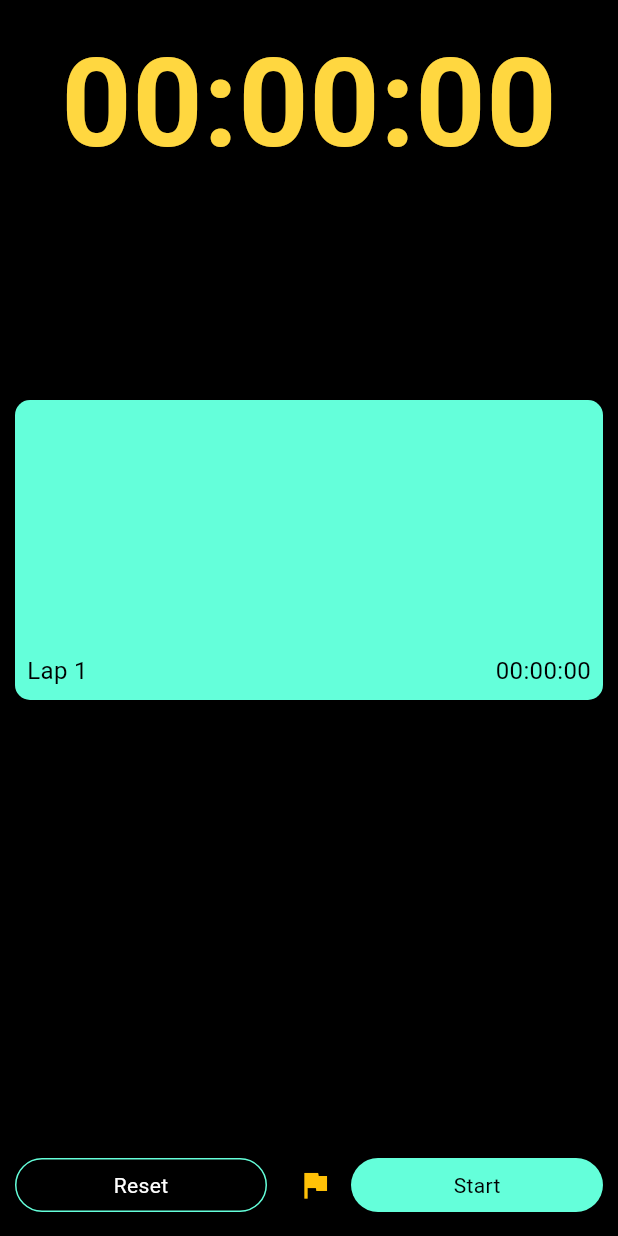
After one commit to Masfiqun/All_in_one_daily_usage_app, a Flutter app: the Stopwatch screen opened directly, after a tap on the "flag" icon, on a phone screen of 412 x 824 dp. The commit adds this screen. Run offline on Flutter 3.47's test engine with Material 3 defaults, Android fonts, the phone set to English and light mode, and no system bars; our stand-ins replace timer_builder; network calls fail.

Commit message:
day 13th

```diff
--- a/First_Project/lib/EndDrawer_To_Do_List/to_do.dart
+++ /dev/null
@@ -1,28 +0,0 @@
-import 'package:flutter/material.dart';
-import 'package:hive_flutter/adapters.dart';
-import 'package:first_project/EndDrawer_To_Do_List/pages/home_page.dart';
-
-void main() async{
-
-  //init the hive(to store the data)
-   await Hive.initFlutter();
-
-  //open a box
-  var box = await Hive.openBox('mybox');
-
-
-  runApp(const ToDoAp());
-}
-
-class ToDoAp extends StatelessWidget {
-  const ToDoAp({super.key});
-
-  @override
-  Widget build(BuildContext context) {
-    return MaterialApp(
-      debugShowCheckedModeBanner: false,
-      home: Homepage(),
-      theme: ThemeData(primarySwatch: Colors.yellow),
-    );
-  }
-}
--- /dev/null
+++ b/First_Project/lib/Stop_Watch/stop_watch.dart
@@ -0,0 +1,218 @@
+// ignore_for_file: prefer_const_constructors
+
+import 'dart:async';
+
+import 'package:flutter/material.dart';
+
+void main(){
+  runApp(const StopWatch());
+}
+
+class StopWatch extends StatelessWidget {
+  const StopWatch({super.key});
+
+  @override
+  Widget build(BuildContext context) {
+    return MaterialApp(
+      debugShowCheckedModeBanner: false,
+      home: Stopwatch(),
+    );
+  }
+}
+
+class Stopwatch extends StatefulWidget {
+  const Stopwatch({super.key});
+
+  @override
+  State<Stopwatch> createState() => _StopwatchState();
+}
+
+class _StopwatchState extends State<Stopwatch> {
+
+  //creating the logic of the app
+  int seconds = 0, minutes = 0, hours = 0;
+  String digitSeconds = "00", digitMinutes = "00", digitHours = "00";
+  Timer? timer;
+  bool started = false;
+  List<String> laps = [];
+  ScrollController _scrollController = ScrollController();
+
+
+  //Creating the stop timer function
+
+  void stop(){
+    timer!.cancel();
+    setState(() {
+      started = false;
+    });
+  }
+
+  //creating the reset function
+
+  void reset(){
+    timer!.cancel();
+    setState(() {
+      seconds = 0;
+      minutes = 0;
+      hours   = 0;
+
+      digitSeconds = "00";
+      digitMinutes = "00";
+      digitHours   = "00";
+
+      started = false;
+      laps.clear();
+    });
+  }
+
+  void addLaps(){
+    String lap = "$digitHours:$digitMinutes:$digitSeconds";
+    setState(() {
+      laps.add(lap);
+    });
+
+    _scrollController.animateTo(
+      _scrollController.position.maxScrollExtent,
+      duration: Duration(milliseconds: 500),
+      curve: Curves.easeInOut);
+  }
+
+  //creating the start timer function
+
+  void start(){
+    started = true;
+    timer = Timer.periodic(Duration(seconds: 1), (timer) {
+      int localSeconds = seconds + 1;
+      int loclaMinutes = minutes;
+      int localHours = hours;
+
+      if(localSeconds > 59){
+        if(loclaMinutes > 59){
+          localHours++;
+          loclaMinutes = 0;
+        }else{
+          loclaMinutes++;
+          localSeconds = 0;
+        }
+      }
+      setState(() {
+        seconds = localSeconds;
+        minutes = loclaMinutes;
+        hours = localHours;
+        digitSeconds = (seconds >= 10) ?"$seconds":"0$seconds";
+        digitMinutes = (minutes >= 10) ?"$minutes":"0$minutes";
+        digitHours = (hours >= 10) ?"$hours":"0$hours";
+      });
+      });
+  }
+
+
+
+  @override
+  Widget build(BuildContext context) {
+    return Scaffold(
+
+      backgroundColor: Colors.black,
+
+//designing the Stop Watch interface
+      body: SafeArea(
+        child: Padding(
+          padding: EdgeInsets.all(10),
+          child: Column(
+            mainAxisAlignment: MainAxisAlignment.spaceBetween,
+            crossAxisAlignment: CrossAxisAlignment.center,
+            children: [
+
+              // SizedBox(
+              //   height: 20.0,
+              // ),
+              Center(
+                child: Text(
+                  '$digitHours:$digitMinutes:$digitSeconds',
+                  style: TextStyle(
+                    color: Colors.amberAccent,
+                    fontSize: 82.0,
+                    fontWeight: FontWeight.w600
+                  ),
+                ),
+              ),
+              Container(
+                height: 200.0,
+                decoration: BoxDecoration(
+                  color: Colors.tealAccent,
+                  borderRadius: BorderRadius.circular(10.0),
+                ),
+                //adding a list builder
+                child: ListView.builder(
+                  reverse: true,
+                  controller: _scrollController,
+                  itemCount: laps.length,
+                  itemBuilder: (context, index){
+                    int reversedIndex = laps.length - 1 - index;
+                    return Padding(
+                      padding: const EdgeInsets.all(8.0),
+                      child: Row(
+                        mainAxisAlignment: MainAxisAlignment.spaceBetween,
+                        children: [
+                          Text(
+                            'Lap ${index+1}',
+                            style: TextStyle(
+                              color: Colors.black,
+                              fontSize: 16.0,
+                            ),
+                          ),
+                          Text(
+                            '${laps[index]}',
+                            style: TextStyle(
+                              color: Colors.black,
+                              fontSize: 16.0,
+                            ),
+                          )
+                        ],
+                      ),
+                    );
+                  }
+                ),
+              ),
+              SizedBox(
+                height: 20.0,
+              ),
+              Row(
+                mainAxisAlignment: MainAxisAlignment.spaceBetween,
+                children: [
+                  Expanded(
+                    child: RawMaterialButton(
+                      onPressed: (){
+                        reset();
+                      },
+                      shape: StadiumBorder(side: BorderSide(color: Colors.tealAccent)),
+                      child: Text('Reset', style: TextStyle(color: Colors.white),),
+                    ),
+                  ),
+                  SizedBox(width: 8.0,),
+                  IconButton(
+                    onPressed: (){
+                      addLaps();
+                    },
+                    icon: Icon(Icons.flag),
+                    color: Colors.amber,
+                  ),
+                  Expanded(
+                    child: RawMaterialButton(
+                      onPressed: (){
+                        (!started) ?start() : stop();
+                      },
+                      fillColor: Colors.tealAccent,
+                      shape: StadiumBorder(),
+                      child: Text((!started)?"Start":"Pause", style: TextStyle(color: Colors.black),),
+                    ),
+                  )
+                ],
+              ),
+            ],
+          ),
+        )
+      ),
+    );
+  }
+}
```
Also changed, not shown: First_Project/lib/Alarm/alarm.dart (added, +72 -0 lines), First_Project/lib/EndDrawer_To_Do_List/components/buttons.dart (deleted, +0 -22 lines), First_Project/lib/EndDrawer_To_Do_List/components/dialog_box.dart (deleted, +0 -57 lines), First_Project/lib/EndDrawer_To_Do_List/components/todo_list.dart (deleted, +0 -28 lines), First_Project/lib/EndDrawer_To_Do_List/data/database.dart (deleted, +0 -28 lines), First_Project/lib/EndDrawer_To_Do_List/pages/home_page.dart (deleted, +0 -116 lines), First_Project/lib/main.dart (+6 -4 lines).
